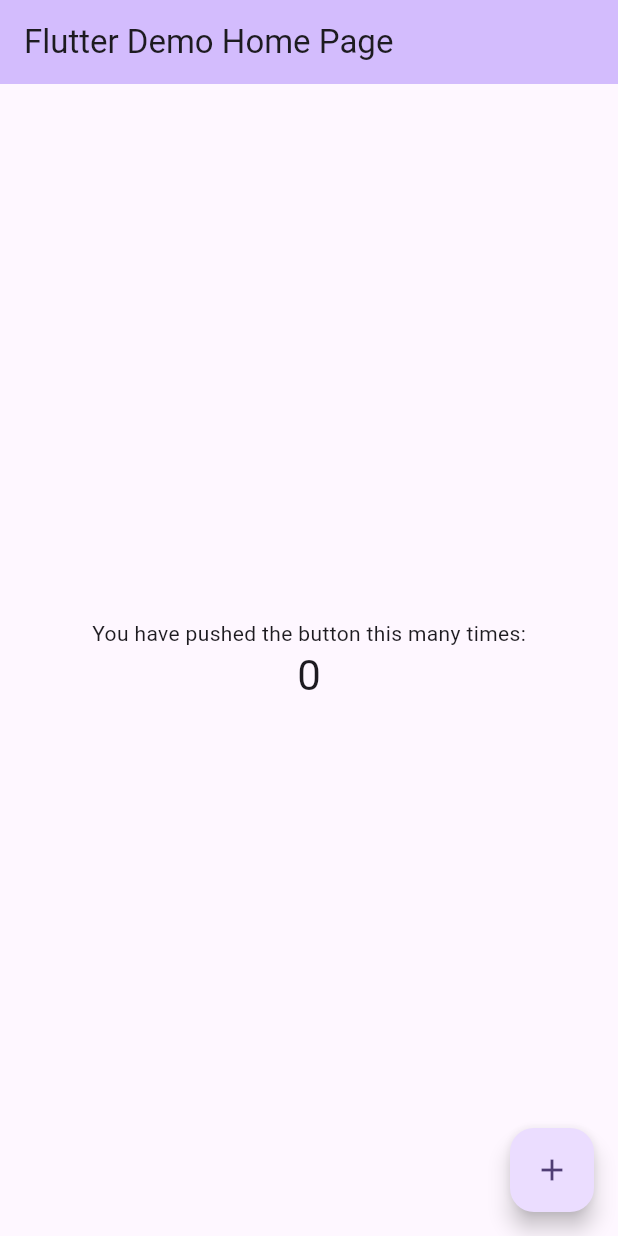
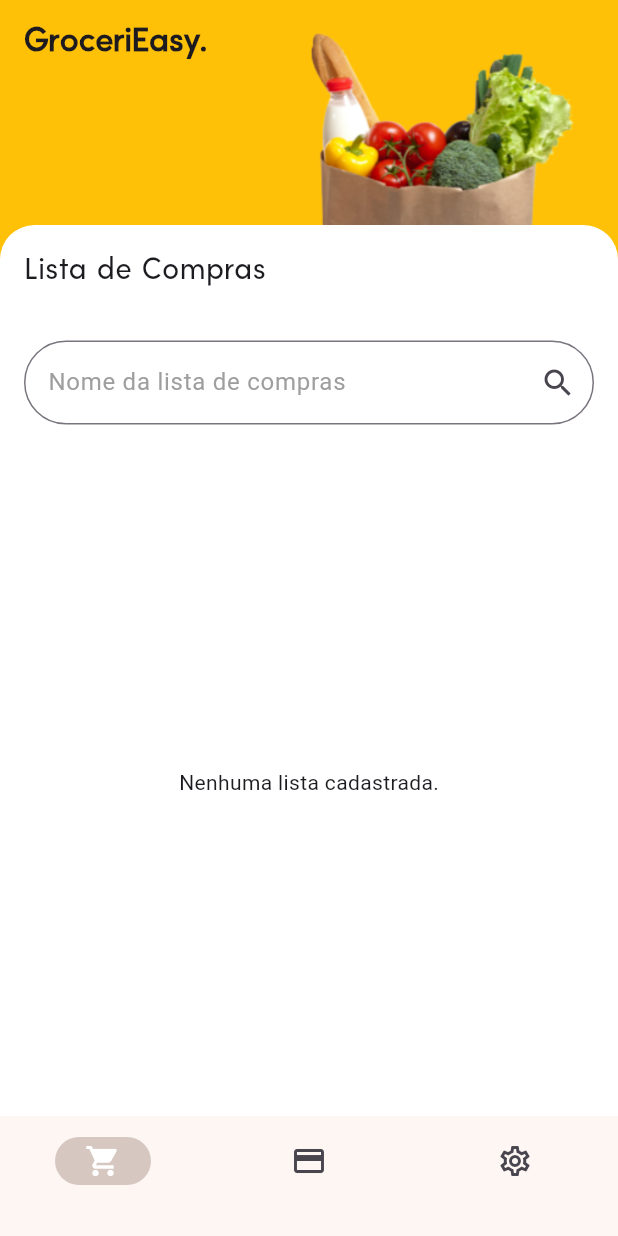
Before and after one commit to LuizEduardoMM/Teste-T-cnico-Vision, a Flutter app: the screen it shows after launch, on a phone screen of 412 x 824 dp. Run offline on Flutter 3.47's test engine with Material 3 defaults, Android fonts, the phone set to English and light mode, and no system bars; our stand-ins replace bloc, equatable, flutter_bloc, shared_preferences.

Commit message:
Parte da interface feita e criação de listas e produtos parcialmente feitas

```diff
--- /dev/null
+++ b/IdeaProjects/teste_tecnico_vision/devtools_options.yaml
@@ -0,0 +1 @@
+extensions:
--- /dev/null
+++ b/IdeaProjects/teste_tecnico_vision/lib/blocs/listaCompras/lista_compra_estado.dart
@@ -0,0 +1,11 @@
+import 'package:equatable/equatable.dart';
+import 'package:teste_tecnico_vision/models/lista.dart';
+
+class ShoppingListState extends Equatable {
+  final List<ListaCompras> listaCompras;
+
+  const ShoppingListState(this.listaCompras);
+
+  @override
+  List<Object> get props => [listaCompras];
+}
--- /dev/null
+++ b/IdeaProjects/teste_tecnico_vision/lib/blocs/listaCompras/lista_compras_bloc.dart
@@ -0,0 +1,45 @@
+import 'dart:convert';
+import 'package:bloc/bloc.dart';
+import 'package:shared_preferences/shared_preferences.dart';
+import 'package:equatable/equatable.dart';
+import 'package:teste_tecnico_vision/models/lista.dart';
+import 'package:teste_tecnico_vision/blocs/listaCompras/lista_compra_estado.dart';
+import 'package:teste_tecnico_vision/blocs/listaCompras/lista_compras_evento.dart';
+import 'package:teste_tecnico_vision/models/itens.dart';
+import 'package:teste_tecnico_vision/repositories/lista_compra_repositorio.dart';
+
+class ShoppingListBloc extends Bloc<ListaCompraEvento, ShoppingListState> {
+  final ListaCompraRepositorio shoppingListRepository;
+
+  ShoppingListBloc({required this.shoppingListRepository}) : super(const ShoppingListState([])) {
+    on<CarregarListaCompra>(_carregarListaCompra);
+    on<AddListaCompra>(_addListaCompra);
+    on<AddProdutoListaCompra>(_onAddProductToShoppingList);
+  }
+
+  void _carregarListaCompra(CarregarListaCompra event, Emitter<ShoppingListState> emit) async {
+    final shoppingLists = await shoppingListRepository.carregarListaShopping();
+    emit(ShoppingListState(shoppingLists));
+  }
+
+  void _addListaCompra(AddListaCompra event, Emitter<ShoppingListState> emit) async {
+    final updatedList = List<ListaCompras>.from(state.listaCompras)..add(event.listaCompra);
+    await shoppingListRepository.salvarListaCompras(updatedList);
+    emit(ShoppingListState(updatedList));
+  }
+
+  void _onAddProductToShoppingList(AddProdutoListaCompra event, Emitter<ShoppingListState> emit) async {
+    final updatedLists = state.listaCompras.map((list) {
+      if (list.nome == event.nomeListaCompra) {
+        return ListaCompras(
+          nome: list.nome,
+          dataCriacao: list.dataCriacao,
+          itens: List<Item>.from(list.itens)..add(event.produto),
+        );
+      }
+      return list;
+    }).toList();
+    await shoppingListRepository.salvarListaCompras(updatedLists);
+    emit(ShoppingListState(updatedLists));
+  }
+}
--- /dev/null
+++ b/IdeaProjects/teste_tecnico_vision/lib/blocs/listaCompras/lista_compras_evento.dart
@@ -0,0 +1,30 @@
+import 'package:equatable/equatable.dart';
+import 'package:teste_tecnico_vision/models/itens.dart';
+import 'package:teste_tecnico_vision/models/lista.dart';
+abstract class ListaCompraEvento extends Equatable {
+  const ListaCompraEvento();
+
+  @override
+  List<Object> get props => [];
+}
+
+class CarregarListaCompra extends ListaCompraEvento {}
+
+class AddListaCompra extends ListaCompraEvento {
+  final ListaCompras listaCompra;
+
+  const AddListaCompra(this.listaCompra);
+
+  @override
+  List<Object> get props => [listaCompra];
+}
+
+class AddProdutoListaCompra extends ListaCompraEvento {
+  final String nomeListaCompra;
+  final Item produto;
+
+  const AddProdutoListaCompra(this.nomeListaCompra, this.produto);
+
+  @override
+  List<Object> get props => [nomeListaCompra, produto];
+}
--- a/IdeaProjects/teste_tecnico_vision/lib/main.dart
+++ b/IdeaProjects/teste_tecnico_vision/lib/main.dart
@@ -1,125 +1,31 @@
 import 'package:flutter/material.dart';
+import 'package:flutter_bloc/flutter_bloc.dart';
+import 'package:teste_tecnico_vision/blocs/listaCompras/lista_compras_evento.dart';
+import 'package:teste_tecnico_vision/presentation/screens/initial_screen.dart';
+import 'package:teste_tecnico_vision/blocs/listaCompras/lista_compras_bloc.dart';
+import 'package:teste_tecnico_vision/repositories/lista_compra_repositorio.dart';
+
 
 void main() {
-  runApp(const MyApp());
+  final shoppingListRepository = ListaCompraRepositorio();
+
+  runApp(GroceriEasy(shoppingListRepository: shoppingListRepository));
 }
 
-class MyApp extends StatelessWidget {
-  const MyApp({super.key});
+class GroceriEasy extends StatelessWidget {
+  final ListaCompraRepositorio shoppingListRepository;
 
-  // This widget is the root of your application.
+  const GroceriEasy({required this.shoppingListRepository, super.key});
+
   @override
   Widget build(BuildContext context) {
-    return MaterialApp(
-      title: 'Flutter Demo',
-      theme: ThemeData(
-        // This is the theme of your application.
-        //
-        // TRY THIS: Try running your application with "flutter run". You'll see
-        // the application has a purple toolbar. Then, without quitting the app,
-        // try changing the seedColor in the colorScheme below to Colors.green
-        // and then invoke "hot reload" (save your changes or press the "hot
-        // reload" button in a Flutter-supported IDE, or press "r" if you used
-        // the command line to start the app).
-        //
-        // Notice that the counter didn't reset back to zero; the application
-        // state is not lost during the reload. To reset the state, use hot
-        // restart instead.
-        //
-        // This works for code too, not just values: Most code changes can be
-        // tested with just a hot reload.
-        colorScheme: ColorScheme.fromSeed(seedColor: Colors.deepPurple),
-        useMaterial3: true,
+    return BlocProvider(
+      create: (context) => ShoppingListBloc(shoppingListRepository: shoppingListRepository)..add(CarregarListaCompra()),
+      child: MaterialApp(
+        debugShowCheckedModeBanner: false,
+        title: 'GroceriEasy',
+        home: InitialScreen(),
       ),
-      home: const MyHomePage(title: 'Flutter Demo Home Page'),
     );
   }
 }
-
-class MyHomePage extends StatefulWidget {
-  const MyHomePage({super.key, required this.title});
-
-  // This widget is the home page of your application. It is stateful, meaning
-  // that it has a State object (defined below) that contains fields that affect
-  // how it looks.
-
-  // This class is the configuration for the state. It holds the values (in this
-  // case the title) provided by the parent (in this case the App widget) and
-  // used by the build method of the State. Fields in a Widget subclass are
-  // always marked "final".
-
-  final String title;
-
-  @override
-  State<MyHomePage> createState() => _MyHomePageState();
-}
-
-class _MyHomePageState extends State<MyHomePage> {
-  int _counter = 0;
-
-  void _incrementCounter() {
-    setState(() {
-      // This call to setState tells the Flutter framework that something has
-      // changed in this State, which causes it to rerun the build method below
-      // so that the display can reflect the updated values. If we changed
-      // _counter without calling setState(), then the build method would not be
-      // called again, and so nothing would appear to happen.
-      _counter++;
-    });
-  }
-
-  @override
-  Widget build(BuildContext context) {
-    // This method is rerun every time setState is called, for instance as done
-    // by the _incrementCounter method above.
-    //
-    // The Flutter framework has been optimized to make rerunning build methods
-    // fast, so that you can just rebuild anything that needs updating rather
-    // than having to individually change instances of widgets.
-    return Scaffold(
-      appBar: AppBar(
-        // TRY THIS: Try changing the color here to a specific color (to
-        // Colors.amber, perhaps?) and trigger a hot reload to see the AppBar
-        // change color while the other colors stay the same.
-        backgroundColor: Theme.of(context).colorScheme.inversePrimary,
-        // Here we take the value from the MyHomePage object that was created by
-        // the App.build method, and use it to set our appbar title.
-        title: Text(widget.title),
-      ),
-      body: Center(
-        // Center is a layout widget. It takes a single child and positions it
-        // in the middle of the parent.
-        child: Column(
-          // Column is also a layout widget. It takes a list of children and
-          // arranges them vertically. By default, it sizes itself to fit its
-          // children horizontally, and tries to be as tall as its parent.
-          //
-          // Column has various properties to control how it sizes itself and
-          // how it positions its children. Here we use mainAxisAlignment to
-          // center the children vertically; the main axis here is the vertical
-          // axis because Columns are vertical (the cross axis would be
-          // horizontal).
-          //
-          // TRY THIS: Invoke "debug painting" (choose the "Toggle Debug Paint"
-          // action in the IDE, or press "p" in the console), to see the
-          // wireframe for each widget.
-          mainAxisAlignment: MainAxisAlignment.center,
-          children: <Widget>[
-            const Text(
-              'You have pushed the button this many times:',
-            ),
-            Text(
-              '$_counter',
-              style: Theme.of(context).textTheme.headlineMedium,
-            ),
-          ],
-        ),
-      ),
-      floatingActionButton: FloatingActionButton(
-        onPressed: _incrementCounter,
-        tooltip: 'Increment',
-        child: const Icon(Icons.add),
-      ), // This trailing comma makes auto-formatting nicer for build methods.
-    );
-  }
-}
--- /dev/null
+++ b/IdeaProjects/teste_tecnico_vision/lib/models/itens.dart
@@ -0,0 +1,27 @@
+class Item {
+  final String nome;
+  final int quantidade;
+  final String categoria;
+  final double? preco;
+
+  Item({
+    required this.nome,
+    required this.quantidade,
+    required this.categoria,
+    this.preco,
+  });
+
+  Map<String, dynamic> toJson() => {
+    'nome': nome,
+    'quantidade': quantidade,
+    'categoria': categoria,
+    'preco': preco,
+  };
+
+  static Item fromJson(Map<String, dynamic> json) => Item(
+    nome: json['name'],
+    quantidade: json['quantidade'],
+    categoria: json['categoria'],
+    preco: json['preco']?.toDouble(),
+  );
+}
--- /dev/null
+++ b/IdeaProjects/teste_tecnico_vision/lib/models/lista.dart
@@ -0,0 +1,27 @@
+import 'package:teste_tecnico_vision/models/itens.dart';
+
+class ListaCompras {
+  final String nome;
+  final DateTime dataCriacao;
+  final List<Item> itens;
+
+  ListaCompras({
+    required this.nome,
+    required this.dataCriacao,
+    required this.itens,
+  });
+
+  Map<String, dynamic> toJson() => {
+    'nome': nome,
+    'dataCriacao': dataCriacao.toIso8601String(),
+    'produtos': itens.map((product) => product.toJson()).toList(),
+  };
+
+  static ListaCompras fromJson(Map<String, dynamic> json) => ListaCompras(
+    nome: json['nome'],
+    dataCriacao: DateTime.parse(json['dataCriacao']),
+    itens: (json['produtos'] as List)
+        .map((productJson) => Item.fromJson(productJson))
+        .toList(),
+  );
+}
--- /dev/null
+++ b/IdeaProjects/teste_tecnico_vision/lib/presentation/screens/initial_screen.dart
@@ -0,0 +1,75 @@
+import 'package:flutter/material.dart';
+import 'package:teste_tecnico_vision/presentation/screens/shopping_list_screen.dart';
+
+class InitialScreen extends StatefulWidget {
+  const InitialScreen({super.key});
+
+  @override
+  State<InitialScreen> createState() => _InitialScreenState();
+}
+
+class _InitialScreenState extends State<InitialScreen> {
+  int _currentPage = 0;
+  final PageController _pageController = PageController();
+
+  @override
+  Widget build(BuildContext context) {
+    return Scaffold(
+      body: PageView(
+        controller: _pageController,
+        onPageChanged: (index) {
+          setState(() {
+            _currentPage = index;
+          });
+        },
+        children: <Widget>[
+          ShoppingListPage(),
+        ],
+      ),
+      bottomNavigationBar: NavigationBar(
+        indicatorColor: const Color.fromRGBO(214, 200, 193, 100),
+        backgroundColor: const Color.fromRGBO(253, 246, 243, 100),
+        selectedIndex: _currentPage,
+        destinations: const <Widget>[
+          destinonavegacao(
+            icone: Icons.shopping_cart_outlined,
+            iconeSelecionado: Icons.shopping_cart,
+          ),
+          destinonavegacao(
+            icone: Icons.credit_card_outlined,
+            iconeSelecionado: Icons.credit_card,
+          ),
+          destinonavegacao(
+            icone: Icons.settings_outlined,
+            iconeSelecionado: Icons.settings,
+          ),
+        ],
+        onDestinationSelected: (int index) {
+          setState(() {
+            _currentPage = index;
+            _pageController.jumpToPage(index);
+          });
+        },
+      ),
+    );
+  }
+}
+
+class destinonavegacao extends StatelessWidget {
+  const destinonavegacao({
+    Key? key,
+    required this.icone,
+    required this.iconeSelecionado,
+  }) : super(key: key);
+  final IconData icone;
+  final IconData iconeSelecionado;
+
+  @override
+  Widget build(BuildContext context) {
+    return NavigationDestination(
+      icon: Icon(icone),
+      selectedIcon: Icon(iconeSelecionado, color: Colors.white),
+      label: '',
+    );
+  }
+}
--- /dev/null
+++ b/IdeaProjects/teste_tecnico_vision/lib/presentation/screens/shopping_list_screen.dart
@@ -0,0 +1,199 @@
+import 'package:flutter/material.dart';
+import 'package:flutter_bloc/flutter_bloc.dart';
+import 'package:teste_tecnico_vision/blocs/listaCompras/lista_compras_bloc.dart';
+import 'package:teste_tecnico_vision/blocs/listaCompras/lista_compra_estado.dart';
+import 'package:teste_tecnico_vision/blocs/listaCompras/lista_compras_evento.dart';
+import 'shopping_list_detail_page.dart';
+import 'package:teste_tecnico_vision/models/lista.dart';
+
+class ShoppingListPage extends StatefulWidget {
+  @override
+  _ShoppingListPageState createState() => _ShoppingListPageState();
+}
+
+class _ShoppingListPageState extends State<ShoppingListPage> {
+  final TextEditingController _controller = TextEditingController();
+  final FocusNode _focusNode = FocusNode();
+  bool _isFocused = false;
+
+  @override
+  void initState() {
+    super.initState();
+    _focusNode.addListener(() {
+      setState(() {
+        _isFocused = _focusNode.hasFocus;
+      });
+    });
+  }
+
+  @override
+  void dispose() {
+    _focusNode.dispose();
+    super.dispose();
+  }
+
+  @override
+  Widget build(BuildContext context) {
+    return Scaffold(
+      appBar: PreferredSize(
+        preferredSize: const Size.fromHeight(150),
+        child: Stack(children: [
+          AppBar(
+            title: const Text(
+              'GroceriEasy.',
+              style:
+                  TextStyle(fontFamily: 'Brutel', fontWeight: FontWeight.bold),
+            ),
+            backgroundColor: Colors.amber,
+          ),
+          Positioned(
+              bottom: 0,
+              right: 0,
+              child: Padding(
+                padding: const EdgeInsets.fromLTRB(8, 8, 8, 0),
+                child: Image.asset('assets/images/Sacola.png',
+                    width: 220, height: 130),
+              ))
+        ]),
+      ),
+      body: Container(
+        color: Colors.amber,
+        child: Column(
+          children: [
+            Expanded(
+              child: Container(
+                decoration: const BoxDecoration(
+                  color: Colors.white,
+                  borderRadius: BorderRadius.only(
+                    topLeft: Radius.circular(23),
+                    topRight: Radius.circular(23),
+                  ),
+                ),
+                child: Column(
+                  children: [
+                    const Align(
+                      alignment: Alignment.centerLeft,
+                      child: Padding(
+                        padding: EdgeInsets.all(16.0),
+                        child: Text(
+                          'Lista de Compras',
+                          style: TextStyle(
+                            fontSize: 20,
+                            fontWeight: FontWeight.w600,
+                            fontFamily: 'Brutel',
+                          ),
+                          textAlign: TextAlign.left,
+                        ),
+                      ),
+                    ),
+                    Padding(
+                      padding: const EdgeInsets.all(16.0),
+                      child: TextField(
+                        controller: _controller,
+                        focusNode: _focusNode,
+                        decoration: InputDecoration(
+                          enabled: true,
+                          border: OutlineInputBorder(
+                            borderRadius: BorderRadius.circular(30),
+                          ),
+                          labelText: 'Nome da lista de compras',
+                          labelStyle: TextStyle(
+                            color: _isFocused ? Colors.black : Colors.grey,
+                          ),
+                          suffixIcon: IconButton(
+                            icon: const Icon(Icons.search),
+                            onPressed: () {
+                              if (_controller.text.isNotEmpty) {
+                                final newList = ListaCompras(
+                                  nome: _controller.text,
+                                  dataCriacao: DateTime.now(),
+                                  itens: [],
+                                );
+                                context
+                                    .read<ShoppingListBloc>()
+                                    .add(AddListaCompra(newList));
+                                _controller.clear();
+                              }
+                            },
+                          ),
+                        ),
+                        style: TextStyle(
+                          color: _isFocused ? Colors.black : Colors.grey,
+                        ),
+                      ),
+                    ),
+                    Expanded(
+                      child: BlocBuilder<ShoppingListBloc, ShoppingListState>(
+                        builder: (context, state) {
+                          if (state.listaCompras.isEmpty) {
+                            return const Center(
+                                child: Text('Nenhuma lista cadastrada.'));
+                          }
+                          return ListView.builder(
+                            itemCount: state.listaCompras.length,
+                            itemBuilder: (context, index) {
+                              final shoppingList = state.listaCompras[index];
+                              return Container(
+                                padding:
+                                    const EdgeInsets.fromLTRB(10, 8, 10, 8),
+                                child: Card(
+                                  shape: RoundedRectangleBorder(
+                                    borderRadius: BorderRadius.circular(30),
+                                  ),
+                                  color: Colors.grey[0],
+                                  child: ListTile(
+                                    title: Text(
+                                      '${shoppingList.nome} | Criada em: ${shoppingList.dataCriacao.toLocal().toShortDateString()}',
+                                      style: TextStyle(fontFamily: 'Brutel'),
+                                    ),
+                                    subtitle: Text(
+                                        '${shoppingList.itens.length} produtos',
+                                        style: const TextStyle(
+                                            fontWeight: FontWeight.bold,
+                                            fontFamily: 'Brutel')),
+                                    trailing: IconButton(
+                                      icon: const Icon(Icons.delete),
+                                      onPressed: () {
+                                        debugPrint(
+                                            'Deletando lista de compras');
+                                      },
+                                    ),
+                                    shape: RoundedRectangleBorder(
+                                      borderRadius: BorderRadius.circular(30),
+                                    ),
+                                    style: ListTileStyle.list,
+                                    onTap: () {
+                                      Navigator.push(
+                                        context,
+                                        MaterialPageRoute(
+                                          builder: (context) =>
+                                              ShoppingListDetailPage(
+                                            shoppingList: shoppingList,
+                                          ),
+                                        ),
+                                      );
+                                    },
+                                  ),
+                                ),
+                              );
+                            },
+                          );
+                        },
+                      ),
+                    ),
+                  ],
+                ),
+              ),
+            ),
+          ],
+        ),
+      ),
+    );
+  }
+}
+
+extension on DateTime {
+  String toShortDateString() {
+    return '${day.toString().padLeft(2, '0')}.${month.toString().padLeft(2, '0')}';
+  }
+}
```
Also changed, not shown: IdeaProjects/teste_tecnico_vision/lib/presentation/screens/shopping_list_detail_page.dart (added, +94 -0 lines), IdeaProjects/teste_tecnico_vision/lib/repositories/lista_compra_repositorio.dart (added, +23 -0 lines), IdeaProjects/teste_tecnico_vision/pubspec.yaml (+12 -1 lines), IdeaProjects/teste_tecnico_vision/assets/fonts/Brutel-Medium.otf (added), IdeaProjects/teste_tecnico_vision/assets/images/Sacola.png (added), IdeaProjects/teste_tecnico_vision/pubspec.lock, 3 other files.
